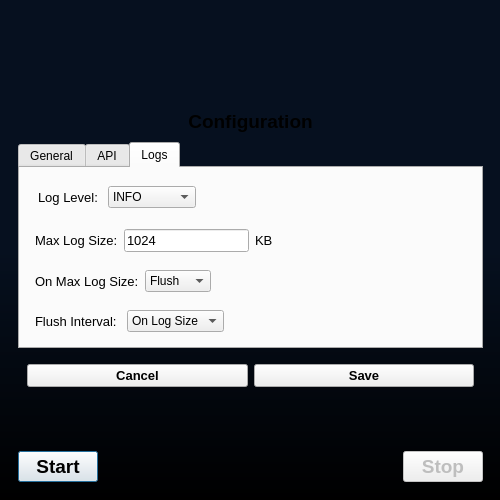
bitcap-co/bitcap-ipr, file src/ui/MainWindow.ui: the form before one commit.
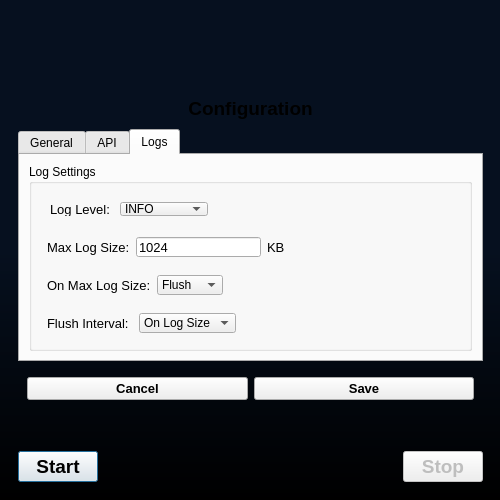
The form after the commit. The open tabs and pages were chosen to show the change.

Commit message: add log settings in groupbox

Diff of the .ui file:
```diff
--- a/src/ui/MainWindow.ui
+++ b/src/ui/MainWindow.ui
@@ -429,6 +429,12 @@
             </attribute>
             <layout class="QVBoxLayout" name="verticalLayout_4">
              <item>
+              <widget class="QGroupBox" name="iprLog">
+               <property name="title">
+                <string>Log Settings</string>
+               </property>
+               <layout class="QVBoxLayout" name="verticalLayout_7">
+                <item>
               <widget class="QWidget" name="hwrapper" native="true">
                <layout class="QHBoxLayout" name="horizontalLayout_7">
                 <item>
@@ -710,6 +716,9 @@
                    </size>
                   </property>
                  </spacer>
+                   </item>
+                  </layout>
+                 </widget>
                 </item>
                </layout>
               </widget>
```
Lines whose indentation alone changed are shown as unchanged. The commit also changes 1 other file.
